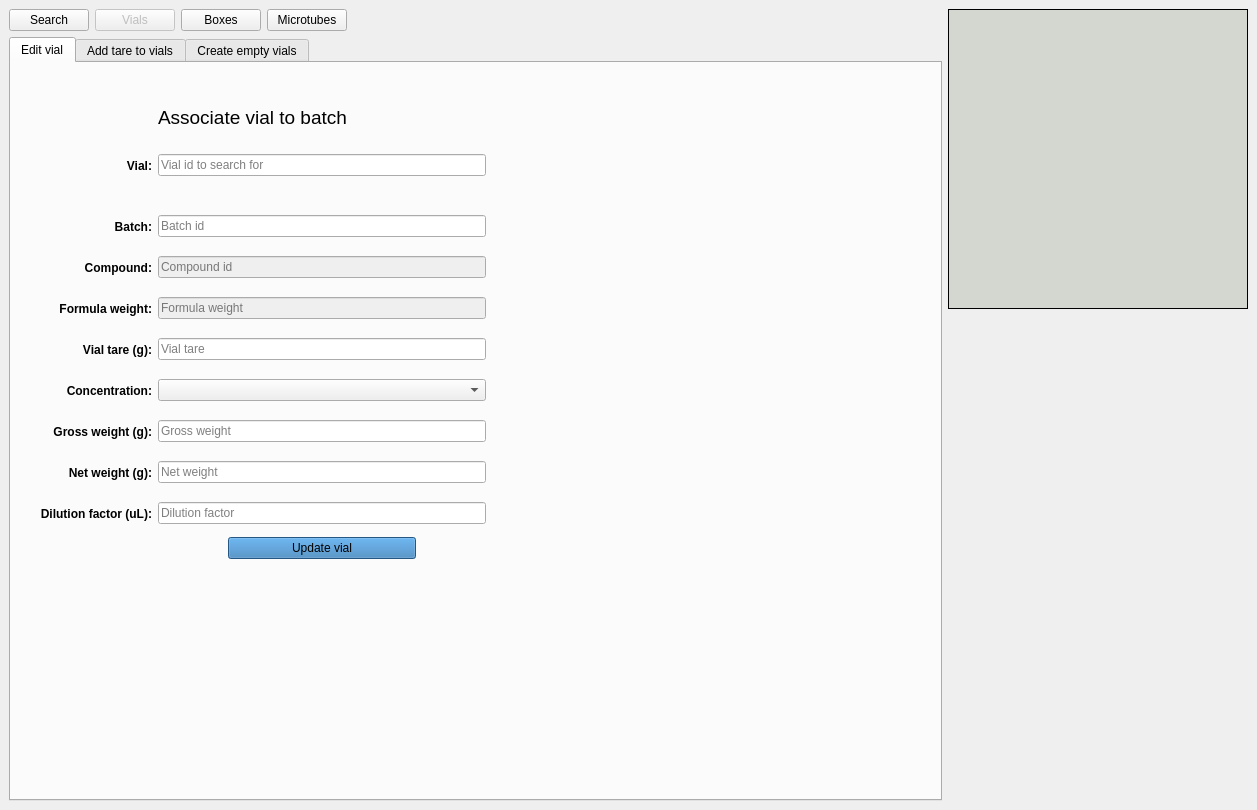
The window that frontend/assets/vialswindow.ui (dahlbma/cello) describes before a commit, drawn with Qt 5.
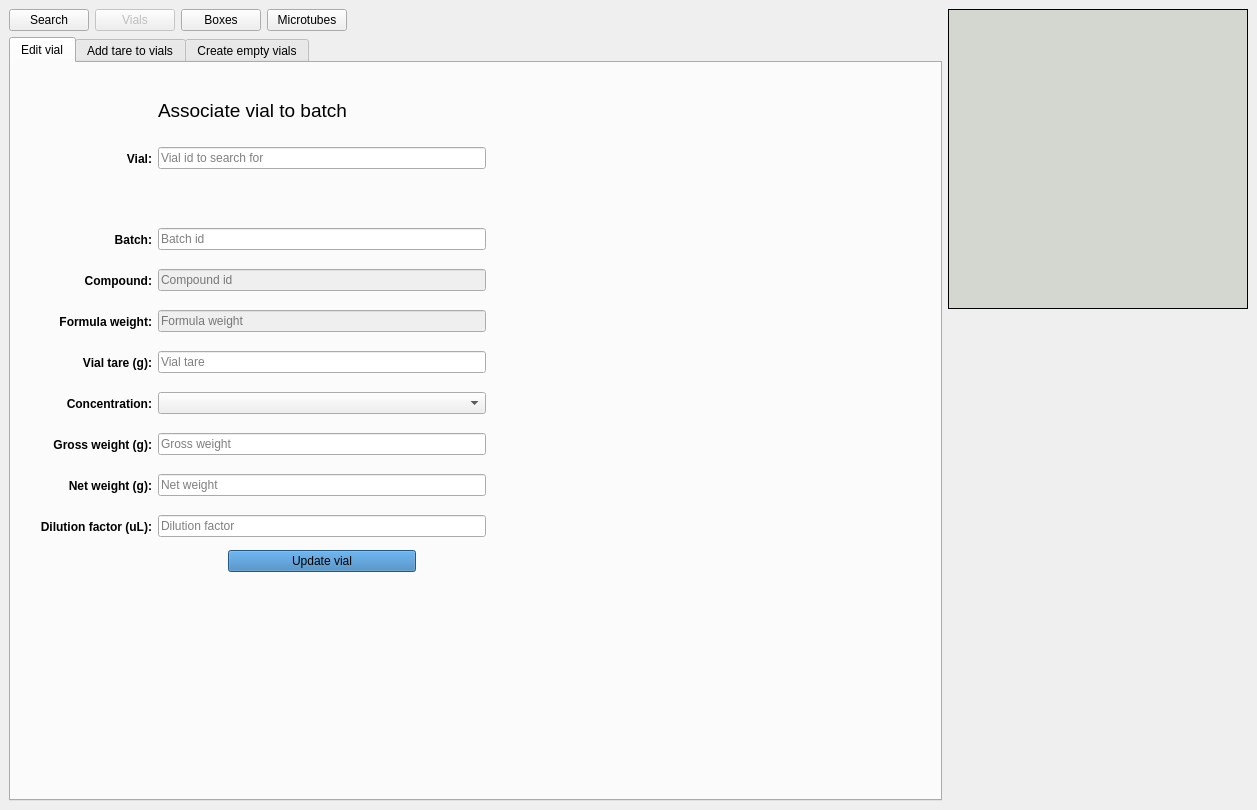
The same window after the commit.

Commit message: Error message for edit vial

```diff
--- a/frontend/assets/vialswindow.ui
+++ b/frontend/assets/vialswindow.ui
@@ -57,6 +57,35 @@
           <string>Edit vial</string>
          </attribute>
          <layout class="QGridLayout" name="gridLayout_2">
+          <item row="1" column="2">
+           <spacer name="horizontalSpacer_2">
+            <property name="orientation">
+             <enum>Qt::Horizontal</enum>
+            </property>
+            <property name="sizeHint" stdset="0">
+             <size>
+              <width>433</width>
+              <height>20</height>
+             </size>
+            </property>
+           </spacer>
+          </item>
+          <item row="2" column="1">
+           <spacer name="verticalSpacer">
+            <property name="orientation">
+             <enum>Qt::Vertical</enum>
+            </property>
+            <property name="sizeType">
+             <enum>QSizePolicy::MinimumExpanding</enum>
+            </property>
+            <property name="sizeHint" stdset="0">
+             <size>
+              <width>20</width>
+              <height>218</height>
+             </size>
+            </property>
+           </spacer>
+          </item>
           <item row="0" column="1">
            <spacer name="verticalSpacer_2">
             <property name="orientation">
@@ -73,26 +102,55 @@
             </property>
            </spacer>
           </item>
-          <item row="1" column="0">
-           <spacer name="horizontalSpacer">
-            <property name="orientation">
-             <enum>Qt::Horizontal</enum>
-            </property>
-            <property name="sizeType">
-             <enum>QSizePolicy::Preferred</enum>
-            </property>
-            <property name="sizeHint" stdset="0">
-             <size>
-              <width>20</width>
-              <height>20</height>
-             </size>
-            </property>
-           </spacer>
-          </item>
           <item row="1" column="1">
            <layout class="QGridLayout" name="gridLayout">
+            <item row="11" column="1">
+             <widget class="QLineEdit" name="edit_dilution_eb">
+              <property name="placeholderText">
+               <string>Dilution factor</string>
+              </property>
+             </widget>
+            </item>
+            <item row="6" column="1">
+             <widget class="QLineEdit" name="edit_form_weight_eb">
+              <property name="enabled">
+               <bool>false</bool>
+              </property>
+              <property name="focusPolicy">
+               <enum>Qt::NoFocus</enum>
+              </property>
+              <property name="readOnly">
+               <bool>true</bool>
+              </property>
+              <property name="placeholderText">
+               <string>Formula weight</string>
+              </property>
+             </widget>
+            </item>
+            <item row="11" column="0">
+             <widget class="QLabel" name="label_10">
+              <property name="minimumSize">
+               <size>
+                <width>0</width>
+                <height>35</height>
+               </size>
+              </property>
+              <property name="font">
+               <font>
+                <weight>75</weight>
+                <bold>true</bold>
+               </font>
+              </property>
+              <property name="text">
+               <string>Dilution factor (uL):</string>
+              </property>
+              <property name="alignment">
+               <set>Qt::AlignRight|Qt::AlignTrailing|Qt::AlignVCenter</set>
+              </property>
+             </widget>
+            </item>
             <item row="5" column="0">
-             <widget class="QLabel" name="label_5">
+             <widget class="QLabel" name="label_4">
               <property name="minimumSize">
                <size>
                 <width>0</width>
@@ -106,14 +164,65 @@
                </font>
               </property>
               <property name="text">
-               <string>Formula weight:</string>
+               <string>Compound:</string>
               </property>
               <property name="alignment">
                <set>Qt::AlignRight|Qt::AlignTrailing|Qt::AlignVCenter</set>
               </property>
              </widget>
             </item>
-            <item row="4" column="1">
+            <item row="4" column="0">
+             <widget class="QLabel" name="label_3">
+              <property name="minimumSize">
+               <size>
+                <width>0</width>
+                <height>35</height>
+               </size>
+              </property>
+              <property name="font">
+               <font>
+                <weight>75</weight>
+                <bold>true</bold>
+               </font>
+              </property>
+              <property name="text">
+               <string>Batch:</string>
+              </property>
+              <property name="alignment">
+               <set>Qt::AlignRight|Qt::AlignTrailing|Qt::AlignVCenter</set>
+              </property>
+             </widget>
+            </item>
+            <item row="10" column="0">
+             <widget class="QLabel" name="label_9">
+              <property name="minimumSize">
+               <size>
+                <width>0</width>
+                <height>35</height>
+               </size>
+              </property>
+              <property name="font">
+               <font>
+                <weight>75</weight>
+                <bold>true</bold>
+               </font>
+              </property>
+              <property name="text">
+               <string>Net weight (g):</string>
+              </property>
+              <property name="alignment">
+               <set>Qt::AlignRight|Qt::AlignTrailing|Qt::AlignVCenter</set>
+              </property>
+             </widget>
+            </item>
+            <item row="7" column="1">
+             <widget class="QLineEdit" name="edit_tare_eb">
+              <property name="placeholderText">
+               <string>Vial tare</string>
+              </property>
+             </widget>
+            </item>
+            <item row="5" column="1">
              <widget class="QLineEdit" name="edit_compound_id_eb">
               <property name="enabled">
                <bool>false</bool>
@@ -149,14 +258,43 @@
              </widget>
             </item>
             <item row="9" column="1">
+             <widget class="QLineEdit" name="edit_gross_weight_eb">
+              <property name="placeholderText">
+               <string>Gross weight</string>
+              </property>
+             </widget>
+            </item>
+            <item row="9" column="0">
+             <widget class="QLabel" name="label_8">
+              <property name="minimumSize">
+               <size>
+                <width>0</width>
+                <height>35</height>
+               </size>
+              </property>
+              <property name="font">
+               <font>
+                <weight>75</weight>
+                <bold>true</bold>
+               </font>
+              </property>
+              <property name="text">
+               <string>Gross weight (g):</string>
+              </property>
+              <property name="alignment">
+               <set>Qt::AlignRight|Qt::AlignTrailing|Qt::AlignVCenter</set>
+              </property>
+             </widget>
+            </item>
+            <item row="10" column="1">
              <widget class="QLineEdit" name="edit_net_weight_eb">
               <property name="placeholderText">
                <string>Net weight</string>
               </property>
              </widget>
             </item>
-            <item row="3" column="0">
-             <widget class="QLabel" name="label_3">
+            <item row="7" column="0">
+             <widget class="QLabel" name="label_6">
               <property name="minimumSize">
                <size>
                 <width>0</width>
@@ -170,127 +308,67 @@
                </font>
               </property>
               <property name="text">
-               <string>Batch:</string>
+               <string>Vial tare (g):</string>
               </property>
               <property name="alignment">
                <set>Qt::AlignRight|Qt::AlignTrailing|Qt::AlignVCenter</set>
               </property>
              </widget>
             </item>
-            <item row="10" column="1">
-             <widget class="QLineEdit" name="edit_dilution_eb">
-              <property name="placeholderText">
-               <string>Dilution factor</string>
+            <item row="0" column="1">
+             <widget class="QLabel" name="label">
+              <property name="minimumSize">
+               <size>
+                <width>0</width>
+                <height>50</height>
+               </size>
               </property>
+              <property name="font">
+               <font>
+                <pointsize>14</pointsize>
+               </font>
+              </property>
+              <property name="text">
+               <string>Associate vial to batch</string>
+              </property>
+              <property name="wordWrap">
+               <bool>true</bool>
+              </property>
              </widget>
             </item>
-            <item row="3" column="1">
+            <item row="6" column="0">
+             <widget class="QLabel" name="label_5">
+              <property name="minimumSize">
+               <size>
+                <width>0</width>
+                <height>35</height>
+               </size>
+              </property>
+              <property name="font">
+               <font>
+                <weight>75</weight>
+                <bold>true</bold>
+               </font>
+              </property>
+              <property name="text">
+               <string>Formula weight:</string>
+              </property>
+              <property name="alignment">
+               <set>Qt::AlignRight|Qt::AlignTrailing|Qt::AlignVCenter</set>
+              </property>
+             </widget>
+            </item>
+            <item row="8" column="1">
+             <widget class="QComboBox" name="edit_vconc_cb"/>
+            </item>
+            <item row="4" column="1">
              <widget class="QLineEdit" name="edit_batch_id_eb">
               <property name="placeholderText">
                <string>Batch id</string>
               </property>
              </widget>
             </item>
-            <item row="10" column="0">
-             <widget class="QLabel" name="label_10">
-              <property name="minimumSize">
-               <size>
-                <width>0</width>
-                <height>35</height>
-               </size>
-              </property>
-              <property name="font">
-               <font>
-                <weight>75</weight>
-                <bold>true</bold>
-               </font>
-              </property>
-              <property name="text">
-               <string>Dilution factor (uL):</string>
-              </property>
-              <property name="alignment">
-               <set>Qt::AlignRight|Qt::AlignTrailing|Qt::AlignVCenter</set>
-              </property>
-             </widget>
-            </item>
-            <item row="8" column="0">
-             <widget class="QLabel" name="label_8">
-              <property name="minimumSize">
-               <size>
-                <width>0</width>
-                <height>35</height>
-               </size>
-              </property>
-              <property name="font">
-               <font>
-                <weight>75</weight>
-                <bold>true</bold>
-               </font>
-              </property>
-              <property name="text">
-               <string>Gross weight (g):</string>
-              </property>
-              <property name="alignment">
-               <set>Qt::AlignRight|Qt::AlignTrailing|Qt::AlignVCenter</set>
-              </property>
-             </widget>
-            </item>
-            <item row="1" column="1">
-             <widget class="QLineEdit" name="edit_vial_id_eb">
-              <property name="placeholderText">
-               <string>Vial id to search for</string>
-              </property>
-             </widget>
-            </item>
-            <item row="4" column="0">
-             <widget class="QLabel" name="label_4">
-              <property name="minimumSize">
-               <size>
-                <width>0</width>
-                <height>35</height>
-               </size>
-              </property>
-              <property name="font">
-               <font>
-                <weight>75</weight>
-                <bold>true</bold>
-               </font>
-              </property>
-              <property name="text">
-               <string>Compound:</string>
-              </property>
-              <property name="alignment">
-               <set>Qt::AlignRight|Qt::AlignTrailing|Qt::AlignVCenter</set>
-              </property>
-             </widget>
-            </item>
-            <item row="6" column="1">
-             <widget class="QLineEdit" name="edit_tare_eb">
-              <property name="placeholderText">
-               <string>Vial tare</string>
-              </property>
-             </widget>
-            </item>
-            <item row="5" column="1">
-             <widget class="QLineEdit" name="edit_form_weight_eb">
-              <property name="enabled">
-               <bool>false</bool>
-              </property>
-              <property name="focusPolicy">
-               <enum>Qt::NoFocus</enum>
-              </property>
-              <property name="readOnly">
-               <bool>true</bool>
-              </property>
-              <property name="placeholderText">
-               <string>Formula weight</string>
-              </property>
-             </widget>
-            </item>
-            <item row="7" column="1">
-             <widget class="QComboBox" name="edit_vconc_cb"/>
-            </item>
-            <item row="11" column="1">
+            <item row="12" column="1">
              <layout class="QHBoxLayout" name="horizontalLayout">
               <item>
                <spacer name="horizontalSpacer_3">
@@ -342,100 +420,6 @@
               </item>
              </layout>
             </item>
-            <item row="0" column="1">
-             <widget class="QLabel" name="label">
-              <property name="minimumSize">
-               <size>
-                <width>0</width>
-                <height>50</height>
-               </size>
-              </property>
-              <property name="font">
-               <font>
-                <pointsize>14</pointsize>
-               </font>
-              </property>
-              <property name="text">
-               <string>Associate vial to batch</string>
-              </property>
-              <property name="wordWrap">
-               <bool>true</bool>
-              </property>
-             </widget>
-            </item>
-            <item row="6" column="0">
-             <widget class="QLabel" name="label_6">
-              <property name="minimumSize">
-               <size>
-                <width>0</width>
-                <height>35</height>
-               </size>
-              </property>
-              <property name="font">
-               <font>
-                <weight>75</weight>
-                <bold>true</bold>
-               </font>
-              </property>
-              <property name="text">
-               <string>Vial tare (g):</string>
-              </property>
-              <property name="alignment">
-               <set>Qt::AlignRight|Qt::AlignTrailing|Qt::AlignVCenter</set>
-              </property>
-             </widget>
-            </item>
-            <item row="9" column="0">
-             <widget class="QLabel" name="label_9">
-              <property name="minimumSize">
-               <size>
-                <width>0</width>
-                <height>35</height>
-               </size>
-              </property>
-              <property name="font">
-               <font>
-                <weight>75</weight>
-                <bold>true</bold>
-               </font>
-              </property>
-              <property name="text">
-               <string>Net weight (g):</string>
-              </property>
-              <property name="alignment">
-               <set>Qt::AlignRight|Qt::AlignTrailing|Qt::AlignVCenter</set>
-              </property>
-             </widget>
-            </item>
-            <item row="8" column="1">
-             <widget class="QLineEdit" name="edit_gross_weight_eb">
-              <property name="placeholderText">
-               <string>Gross weight</string>
-              </property>
-             </widget>
-            </item>
-            <item row="7" column="0">
-             <widget class="QLabel" name="label_7">
-              <property name="minimumSize">
-               <size>
-                <width>0</width>
-                <height>35</height>
-               </size>
-              </property>
-              <property name="font">
-               <font>
-                <weight>75</weight>
-                <bold>true</bold>
-               </font>
-              </property>
-              <property name="text">
-               <string>Concentration:</string>
-              </property>
-              <property name="alignment">
-               <set>Qt::AlignRight|Qt::AlignTrailing|Qt::AlignVCenter</set>
-              </property>
-             </widget>
-            </item>
             <item row="2" column="1">
              <widget class="QLabel" name="errorlabel">
               <property name="palette">
@@ -480,33 +464,59 @@
               </property>
              </widget>
             </item>
+            <item row="8" column="0">
+             <widget class="QLabel" name="label_7">
+              <property name="minimumSize">
+               <size>
+                <width>0</width>
+                <height>35</height>
+               </size>
+              </property>
+              <property name="font">
+               <font>
+                <weight>75</weight>
+                <bold>true</bold>
+               </font>
+              </property>
+              <property name="text">
+               <string>Concentration:</string>
+              </property>
+              <property name="alignment">
+               <set>Qt::AlignRight|Qt::AlignTrailing|Qt::AlignVCenter</set>
+              </property>
+             </widget>
+            </item>
+            <item row="1" column="1">
+             <widget class="QLineEdit" name="edit_vial_id_eb">
+              <property name="placeholderText">
+               <string>Vial id to search for</string>
+              </property>
+             </widget>
+            </item>
+            <item row="3" column="1">
+             <widget class="QLabel" name="edit_vial_error_lab">
+              <property name="styleSheet">
+               <string notr="true">color: rgb(204, 0, 0);</string>
+              </property>
+              <property name="text">
+               <string/>
+              </property>
+             </widget>
+            </item>
            </layout>
           </item>
-          <item row="1" column="2">
-           <spacer name="horizontalSpacer_2">
+          <item row="1" column="0">
+           <spacer name="horizontalSpacer">
             <property name="orientation">
              <enum>Qt::Horizontal</enum>
             </property>
-            <property name="sizeHint" stdset="0">
-             <size>
-              <width>433</width>
-              <height>20</height>
-             </size>
-            </property>
-           </spacer>
-          </item>
-          <item row="2" column="1">
-           <spacer name="verticalSpacer">
-            <property name="orientation">
-             <enum>Qt::Vertical</enum>
-            </property>
             <property name="sizeType">
-             <enum>QSizePolicy::MinimumExpanding</enum>
+             <enum>QSizePolicy::Preferred</enum>
             </property>
             <property name="sizeHint" stdset="0">
              <size>
               <width>20</width>
-              <height>218</height>
+              <height>20</height>
              </size>
             </property>
            </spacer>
```
The commit also changes 1 other file.
